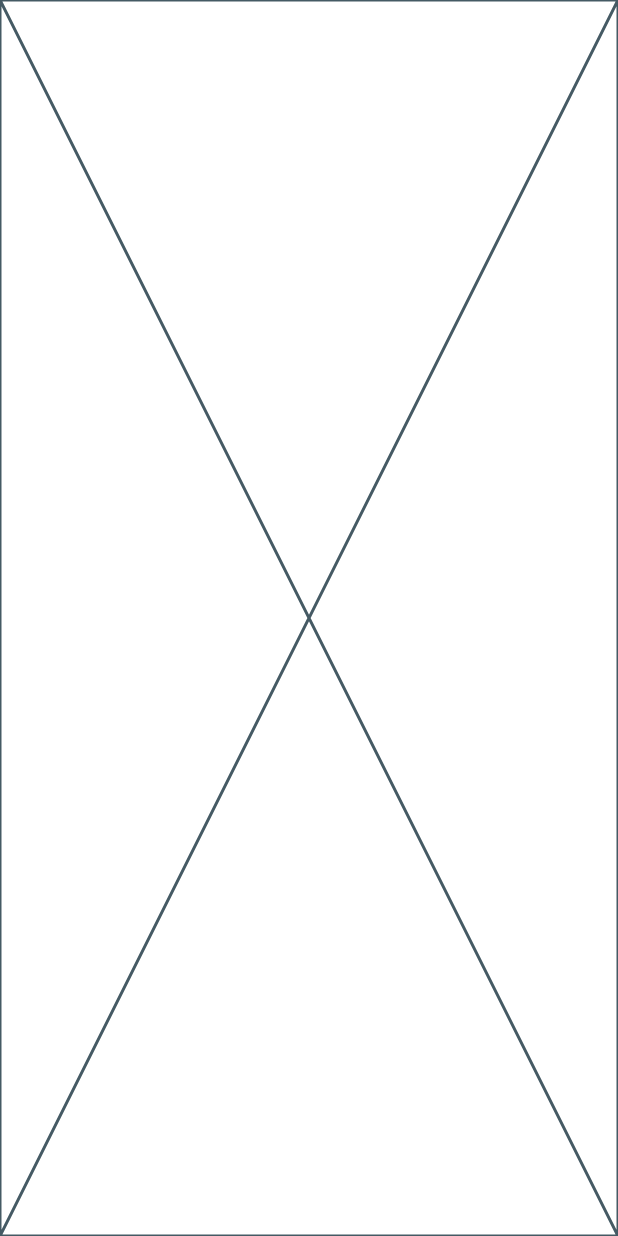
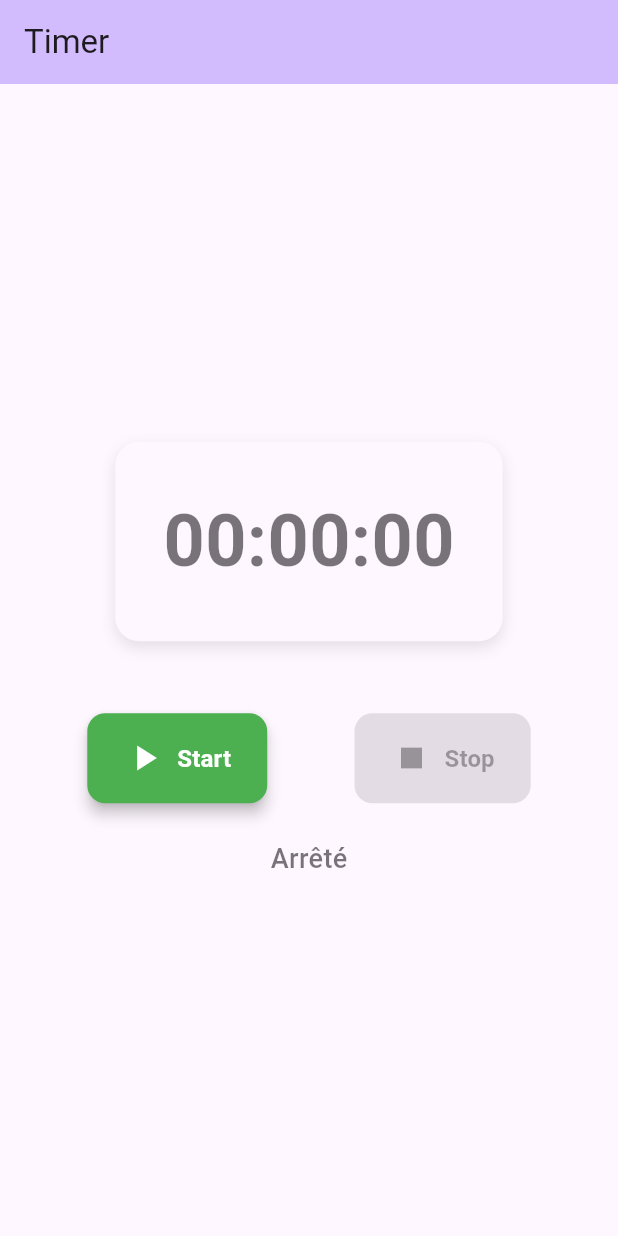
Before and after one commit to frederic-schwartz/timer, a Flutter app: the screen it shows after launch, on a phone screen of 412 x 824 dp. Run offline on Flutter 3.47's test engine with Material 3 defaults, Android fonts, the phone set to English and light mode, and no system bars; our stand-ins replace shared_preferences, sqflite; accounts and stored records are empty.

Commit message:
premier timer

```diff
--- a/lib/home_screen.dart
+++ b/lib/home_screen.dart
@@ -1,4 +1,6 @@
 import 'package:flutter/material.dart';
+import 'dart:async';
+import 'services/timer_service.dart';
 
 class HomeScreen extends StatefulWidget {
   const HomeScreen({super.key});
@@ -8,8 +10,177 @@ class HomeScreen extends StatefulWidget {
 }
 
 class _HomeScreenState extends State<HomeScreen> {
+  final TimerService _timerService = TimerService();
+  Duration _currentDuration = Duration.zero;
+  TimerState _currentState = TimerState.stopped;
+  late StreamSubscription _durationSubscription;
+  late StreamSubscription _stateSubscription;
+
+  @override
+  void initState() {
+    super.initState();
+    _initializeTimer();
+  }
+
+  Future<void> _initializeTimer() async {
+    await _timerService.initialize();
+
+    _durationSubscription = _timerService.durationStream.listen((duration) {
+      setState(() {
+        _currentDuration = duration;
+      });
+    });
+
+    _stateSubscription = _timerService.stateStream.listen((state) {
+      setState(() {
+        _currentState = state;
+      });
+    });
+
+    setState(() {
+      _currentDuration = _timerService.currentDuration;
+      _currentState = _timerService.currentState;
+    });
+  }
+
+  @override
+  void dispose() {
+    _durationSubscription.cancel();
+    _stateSubscription.cancel();
+    _timerService.dispose();
+    super.dispose();
+  }
+
+  String _formatDuration(Duration duration) {
+    final hours = duration.inHours;
+    final minutes = duration.inMinutes.remainder(60);
+    final seconds = duration.inSeconds.remainder(60);
+    return '${hours.toString().padLeft(2, '0')}:${minutes.toString().padLeft(2, '0')}:${seconds.toString().padLeft(2, '0')}';
+  }
+
   @override
   Widget build(BuildContext context) {
-    return const Placeholder();
+    return Scaffold(
+      appBar: AppBar(
+        title: const Text('Timer'),
+        backgroundColor: Theme.of(context).colorScheme.inversePrimary,
+      ),
+      body: Center(
+        child: Column(
+          mainAxisAlignment: MainAxisAlignment.center,
+          children: [
+            Container(
+              padding: const EdgeInsets.all(32),
+              decoration: BoxDecoration(
+                borderRadius: BorderRadius.circular(16),
+                color: Theme.of(context).colorScheme.surface,
+                boxShadow: [
+                  BoxShadow(
+                    color: Colors.black.withValues(alpha: 0.1),
+                    blurRadius: 8,
+                    offset: const Offset(0, 4),
+                  ),
+                ],
+              ),
+              child: Text(
+                _formatDuration(_currentDuration),
+                style: TextStyle(
+                  fontSize: 48,
+                  fontWeight: FontWeight.bold,
+                  color: _getTimerColor(),
+                  fontFeatures: const [FontFeature.tabularFigures()],
+                ),
+              ),
+            ),
+            const SizedBox(height: 48),
+            Row(
+              mainAxisAlignment: MainAxisAlignment.spaceEvenly,
+              children: [
+                _buildControlButton(
+                  icon: _currentState == TimerState.running ? Icons.pause : Icons.play_arrow,
+                  label: _currentState == TimerState.running ? 'Pause' : 'Start',
+                  color: _currentState == TimerState.running ? Colors.orange : Colors.green,
+                  onPressed: _currentState == TimerState.running ? _pauseTimer : _startTimer,
+                ),
+                _buildControlButton(
+                  icon: Icons.stop,
+                  label: 'Stop',
+                  color: Colors.red,
+                  onPressed: _currentState != TimerState.stopped ? _stopTimer : null,
+                ),
+              ],
+            ),
+            const SizedBox(height: 24),
+            Text(
+              _getStateText(),
+              style: TextStyle(
+                fontSize: 18,
+                color: _getTimerColor(),
+                fontWeight: FontWeight.w500,
+              ),
+            ),
+          ],
+        ),
+      ),
+    );
+  }
+
+  Widget _buildControlButton({
+    required IconData icon,
+    required String label,
+    required Color color,
+    required VoidCallback? onPressed,
+  }) {
+    return ElevatedButton.icon(
+      onPressed: onPressed,
+      icon: Icon(icon, size: 28),
+      label: Text(
+        label,
+        style: const TextStyle(fontSize: 16, fontWeight: FontWeight.w600),
+      ),
+      style: ElevatedButton.styleFrom(
+        backgroundColor: color,
+        foregroundColor: Colors.white,
+        padding: const EdgeInsets.symmetric(horizontal: 24, vertical: 16),
+        shape: RoundedRectangleBorder(
+          borderRadius: BorderRadius.circular(12),
+        ),
+        elevation: 4,
+      ),
+    );
+  }
+
+  Color _getTimerColor() {
+    switch (_currentState) {
+      case TimerState.running:
+        return Colors.green;
+      case TimerState.paused:
+        return Colors.orange;
+      case TimerState.stopped:
+        return Theme.of(context).colorScheme.onSurface.withValues(alpha: 0.6);
+    }
+  }
+
+  String _getStateText() {
+    switch (_currentState) {
+      case TimerState.running:
+        return 'En cours...';
+      case TimerState.paused:
+        return 'En pause';
+      case TimerState.stopped:
+        return 'Arrêté';
+    }
+  }
+
+  Future<void> _startTimer() async {
+    await _timerService.startTimer();
+  }
+
+  Future<void> _pauseTimer() async {
+    await _timerService.pauseTimer();
+  }
+
+  Future<void> _stopTimer() async {
+    await _timerService.stopTimer();
   }
 }
--- /dev/null
+++ b/lib/models/timer_session.dart
@@ -0,0 +1,66 @@
+class TimerSession {
+  final int? id;
+  final DateTime startTime;
+  final DateTime? endTime;
+  final int totalPausedDuration; // in milliseconds
+  final bool isRunning;
+  final bool isPaused;
+
+  TimerSession({
+    this.id,
+    required this.startTime,
+    this.endTime,
+    this.totalPausedDuration = 0,
+    this.isRunning = true,
+    this.isPaused = false,
+  });
+
+  Duration get currentDuration {
+    final now = DateTime.now();
+    final end = endTime ?? now;
+    final totalTime = end.difference(startTime).inMilliseconds;
+    return Duration(milliseconds: totalTime - totalPausedDuration);
+  }
+
+  Map<String, dynamic> toMap() {
+    return {
+      'id': id,
+      'startTime': startTime.millisecondsSinceEpoch,
+      'endTime': endTime?.millisecondsSinceEpoch,
+      'totalPausedDuration': totalPausedDuration,
+      'isRunning': isRunning ? 1 : 0,
+      'isPaused': isPaused ? 1 : 0,
+    };
+  }
+
+  static TimerSession fromMap(Map<String, dynamic> map) {
+    return TimerSession(
+      id: map['id'],
+      startTime: DateTime.fromMillisecondsSinceEpoch(map['startTime']),
+      endTime: map['endTime'] != null
+          ? DateTime.fromMillisecondsSinceEpoch(map['endTime'])
+          : null,
+      totalPausedDuration: map['totalPausedDuration'] ?? 0,
+      isRunning: map['isRunning'] == 1,
+      isPaused: map['isPaused'] == 1,
+    );
+  }
+
+  TimerSession copyWith({
+    int? id,
+    DateTime? startTime,
+    DateTime? endTime,
+    int? totalPausedDuration,
+    bool? isRunning,
+    bool? isPaused,
+  }) {
+    return TimerSession(
+      id: id ?? this.id,
+      startTime: startTime ?? this.startTime,
+      endTime: endTime ?? this.endTime,
+      totalPausedDuration: totalPausedDuration ?? this.totalPausedDuration,
+      isRunning: isRunning ?? this.isRunning,
+      isPaused: isPaused ?? this.isPaused,
+    );
+  }
+}
--- /dev/null
+++ b/lib/services/database_service.dart
@@ -0,0 +1,88 @@
+import 'package:sqflite/sqflite.dart';
+import 'package:path/path.dart';
+import '../models/timer_session.dart';
+
+class DatabaseService {
+  static Database? _database;
+  static const String _tableName = 'timer_sessions';
+
+  static Future<Database> get database async {
+    if (_database != null) return _database!;
+    _database = await _initDatabase();
+    return _database!;
+  }
+
+  static Future<Database> _initDatabase() async {
+    final dbPath = await getDatabasesPath();
+    final path = join(dbPath, 'timer.db');
+
+    return await openDatabase(
+      path,
+      version: 1,
+      onCreate: _createDatabase,
+    );
+  }
+
+  static Future<void> _createDatabase(Database db, int version) async {
+    await db.execute('''
+      CREATE TABLE $_tableName (
+        id INTEGER PRIMARY KEY AUTOINCREMENT,
+        startTime INTEGER NOT NULL,
+        endTime INTEGER,
+        totalPausedDuration INTEGER DEFAULT 0,
+        isRunning INTEGER DEFAULT 1,
+        isPaused INTEGER DEFAULT 0
+      )
+    ''');
+  }
+
+  static Future<int> insertSession(TimerSession session) async {
+    final db = await database;
+    return await db.insert(_tableName, session.toMap());
+  }
+
+  static Future<TimerSession?> getCurrentSession() async {
+    final db = await database;
+    final result = await db.query(
+      _tableName,
+      where: 'isRunning = ?',
+      whereArgs: [1],
+      orderBy: 'startTime DESC',
+      limit: 1,
+    );
+
+    if (result.isNotEmpty) {
+      return TimerSession.fromMap(result.first);
+    }
+    return null;
+  }
+
+  static Future<void> updateSession(TimerSession session) async {
+    final db = await database;
+    await db.update(
+      _tableName,
+      session.toMap(),
+      where: 'id = ?',
+      whereArgs: [session.id],
+    );
+  }
+
+  static Future<List<TimerSession>> getAllSessions() async {
+    final db = await database;
+    final result = await db.query(
+      _tableName,
+      orderBy: 'startTime DESC',
+    );
+
+    return result.map((map) => TimerSession.fromMap(map)).toList();
+  }
+
+  static Future<void> deleteSession(int id) async {
+    final db = await database;
+    await db.delete(
+      _tableName,
+      where: 'id = ?',
+      whereArgs: [id],
+    );
+  }
+}
--- /dev/null
+++ b/lib/services/timer_service.dart
@@ -0,0 +1,166 @@
+import 'dart:async';
+import 'package:shared_preferences/shared_preferences.dart';
+import '../models/timer_session.dart';
+import 'database_service.dart';
+
+class TimerService {
+  static const String _pauseStartTimeKey = 'pause_start_time';
+  static const String _totalPausedDurationKey = 'total_paused_duration';
+
+  TimerSession? _currentSession;
+  Timer? _timer;
+  DateTime? _pauseStartTime;
+  int _totalPausedDuration = 0;
+
+  final StreamController<Duration> _durationController = StreamController<Duration>.broadcast();
+  final StreamController<TimerState> _stateController = StreamController<TimerState>.broadcast();
+
+  Stream<Duration> get durationStream => _durationController.stream;
+  Stream<TimerState> get stateStream => _stateController.stream;
+
+  TimerState get currentState {
+    if (_currentSession == null) return TimerState.stopped;
+    if (_currentSession!.isPaused) return TimerState.paused;
+    return TimerState.running;
+  }
+
+  Duration get currentDuration {
+    if (_currentSession == null) return Duration.zero;
+
+    DateTime endTime;
+    if (_currentSession!.isPaused && _pauseStartTime != null) {
+      // If paused, use the pause start time as the end time
+      endTime = _pauseStartTime!;
+    } else {
+      // If running, use current time
+      endTime = DateTime.now();
+    }
+
+    final elapsed = endTime.difference(_currentSession!.startTime).inMilliseconds;
+    return Duration(milliseconds: elapsed - _totalPausedDuration);
+  }
+
+  Future<void> initialize() async {
+    await _loadCurrentSession();
+    await _loadPauseState();
+
+    // Only start the timer if we have an active (non-paused) session
+    if (_currentSession != null && !_currentSession!.isPaused) {
+      _startTimer();
+    }
+  }
+
+  Future<void> _loadCurrentSession() async {
+    _currentSession = await DatabaseService.getCurrentSession();
+    if (_currentSession != null) {
+      _totalPausedDuration = _currentSession!.totalPausedDuration;
+    }
+  }
+
+  Future<void> _loadPauseState() async {
+    final prefs = await SharedPreferences.getInstance();
+    final pauseStartTimeMs = prefs.getInt(_pauseStartTimeKey);
+    _totalPausedDuration = prefs.getInt(_totalPausedDurationKey) ?? 0;
+
+    if (pauseStartTimeMs != null && _currentSession != null && _currentSession!.isPaused) {
+      _pauseStartTime = DateTime.fromMillisecondsSinceEpoch(pauseStartTimeMs);
+      // Don't add time since app closure - this time doesn't count as "pause time"
+      // The pause time will be calculated properly when resuming
+    }
+  }
+
+  Future<void> _savePauseState() async {
+    final prefs = await SharedPreferences.getInstance();
+    if (_pauseStartTime != null) {
+      await prefs.setInt(_pauseStartTimeKey, _pauseStartTime!.millisecondsSinceEpoch);
+    } else {
+      await prefs.remove(_pauseStartTimeKey);
+    }
+    await prefs.setInt(_totalPausedDurationKey, _totalPausedDuration);
+  }
+
+  void _startTimer() {
+    _timer?.cancel();
+    _timer = Timer.periodic(const Duration(milliseconds: 100), (_) {
+      if (_currentSession != null && !_currentSession!.isPaused) {
+        _durationController.add(currentDuration);
+      }
+    });
+  }
+
+  Future<void> startTimer() async {
+    if (_currentSession == null) {
+      // Start new session
+      final session = TimerSession(startTime: DateTime.now());
+      final id = await DatabaseService.insertSession(session);
+      _currentSession = session.copyWith(id: id);
+      _totalPausedDuration = 0;
+    } else if (_currentSession!.isPaused) {
+      // Resume from pause
+      if (_pauseStartTime != null) {
+        // Only add the actual pause duration (from pause button press to resume)
+        final pauseDuration = DateTime.now().difference(_pauseStartTime!).inMilliseconds;
+        _totalPausedDuration += pauseDuration;
+        _pauseStartTime = null;
+      }
+
+      _currentSession = _currentSession!.copyWith(isPaused: false);
+      await DatabaseService.updateSession(_currentSession!.copyWith(
+        totalPausedDuration: _totalPausedDuration,
+      ));
+    }
+
+    await _savePauseState();
+    _startTimer(); // Start the periodic timer when resuming
+    _stateController.add(TimerState.running);
+  }
+
+  Future<void> pauseTimer() async {
+    if (_currentSession != null && !_currentSession!.isPaused) {
+      _pauseStartTime = DateTime.now();
+      _currentSession = _currentSession!.copyWith(isPaused: true);
+
+      _timer?.cancel(); // Stop the periodic timer when pausing
+
+      await DatabaseService.updateSession(_currentSession!.copyWith(
+        totalPausedDuration: _totalPausedDuration,
+      ));
+      await _savePauseState();
+      _stateController.add(TimerState.paused);
+    }
+  }
+
+  Future<void> stopTimer() async {
+    if (_currentSession != null) {
+      // If paused, add final pause duration
+      if (_pauseStartTime != null) {
+        final pauseDuration = DateTime.now().difference(_pauseStartTime!).inMilliseconds;
+        _totalPausedDuration += pauseDuration;
+      }
+
+      final endedSession = _currentSession!.copyWith(
+        endTime: DateTime.now(),
+        isRunning: false,
+        isPaused: false,
+        totalPausedDuration: _totalPausedDuration,
+      );
+
+      await DatabaseService.updateSession(endedSession);
+      _currentSession = null;
+      _pauseStartTime = null;
+      _totalPausedDuration = 0;
+
+      await _savePauseState();
+      _durationController.add(Duration.zero);
+      _stateController.add(TimerState.stopped);
+    }
+  }
+
+  void dispose() {
+    _timer?.cancel();
+    _durationController.close();
+    _stateController.close();
+  }
+}
+
+enum TimerState { stopped, running, paused }
--- a/pubspec.yaml
+++ b/pubspec.yaml
@@ -1,7 +1,7 @@
 name: timer
 description: "Track your time"
 publish_to: 'none' # Remove this line if you wish to publish to pub.dev
-version: 1.0.0+1
+version: 0.0.1+1
 
 environment:
   sdk: ^3.9.2
@@ -11,6 +11,9 @@ dependencies:
     sdk: flutter
 
   cupertino_icons: ^1.0.8
+  sqflite: ^2.3.0
+  path: ^1.8.3
+  shared_preferences: ^2.2.2
 
 dev_dependencies:
   flutter_launcher_icons: ^0.14.3
@@ -28,7 +31,6 @@ flutter:
   uses-material-design: true
 
   assets:
-    - assets/icon
     - assets/images/
 
   # fonts:
```
Also changed, not shown: pubspec.lock, 6 other files.
